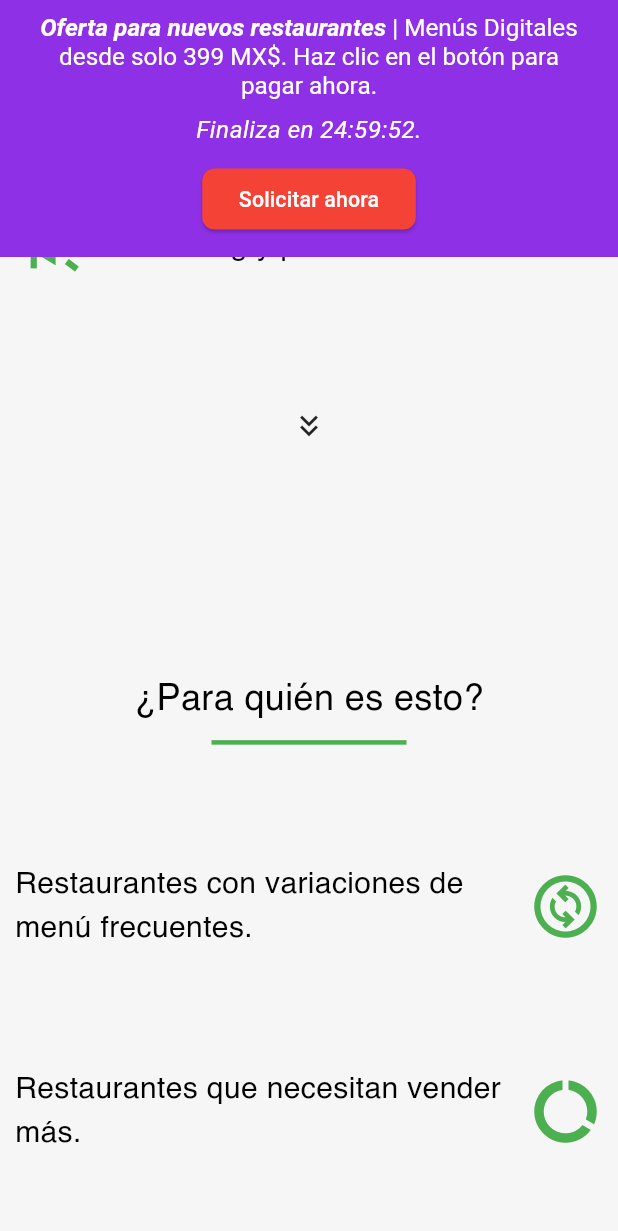
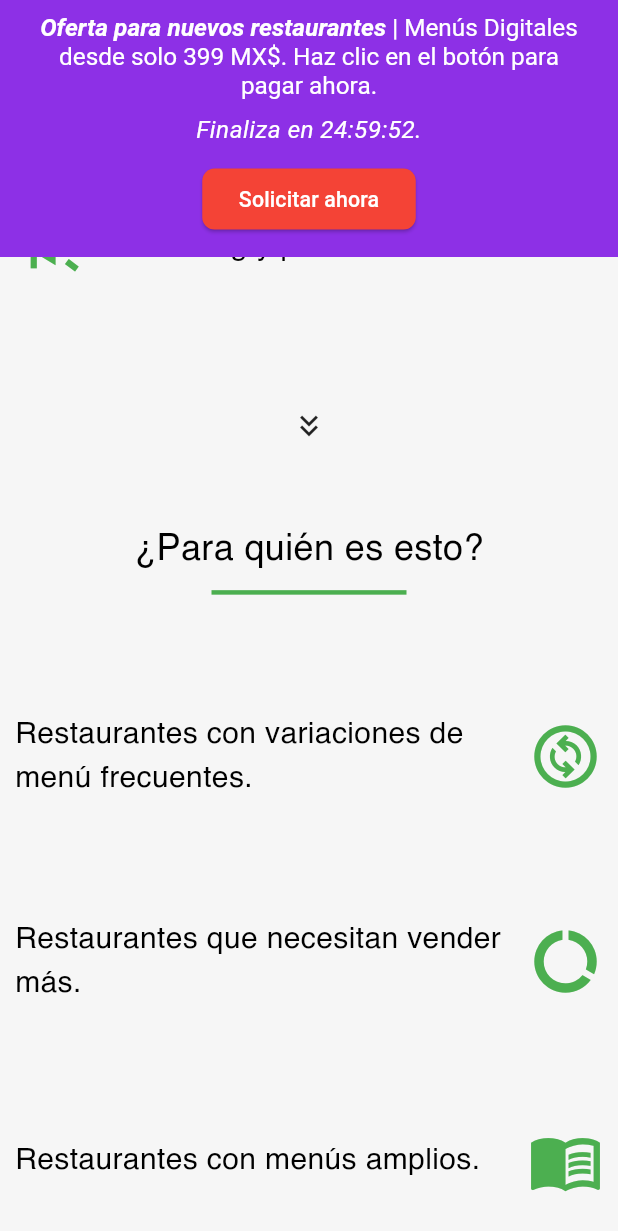
Before and after one commit to sdmunozo/menu_landing, a Flutter app: the screen it shows after launch, scrolled down 1152 dp, on a phone screen of 412 x 824 dp. Shown: the top 1231 px of the screen. Run offline on Flutter 3.47's test engine with Material 3 defaults, Android fonts, the phone set to English and light mode, and no system bars; our stand-ins replace auto_size_text, shared_preferences, video_player; network calls fail.

Commit message:
Update Landing Commit 1.4

```diff
--- a/lib/ui/pages/home_page.dart
+++ b/lib/ui/pages/home_page.dart
@@ -52,9 +52,6 @@ class _HomeBody extends StatelessWidget {
         child: Column(
           children: [
             PresentationView(),
-            SizedBox(
-              height: paddingHeight,
-            ),
             ForWhoView(),
             SizedBox(
               height: paddingHeight,
```
Also changed, not shown: 3 other files.
